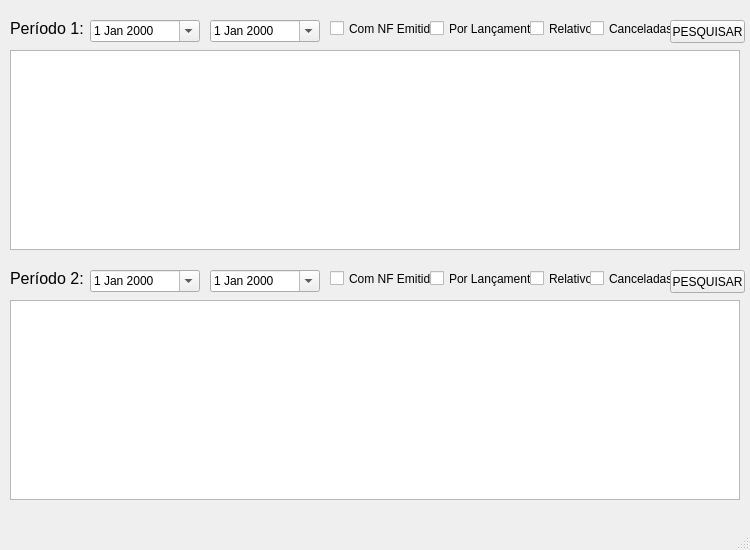
Before: the Qt Designer form reservas/interface.ui in kazluBR/hpsol-desktop-apps, drawn with Qt 5.
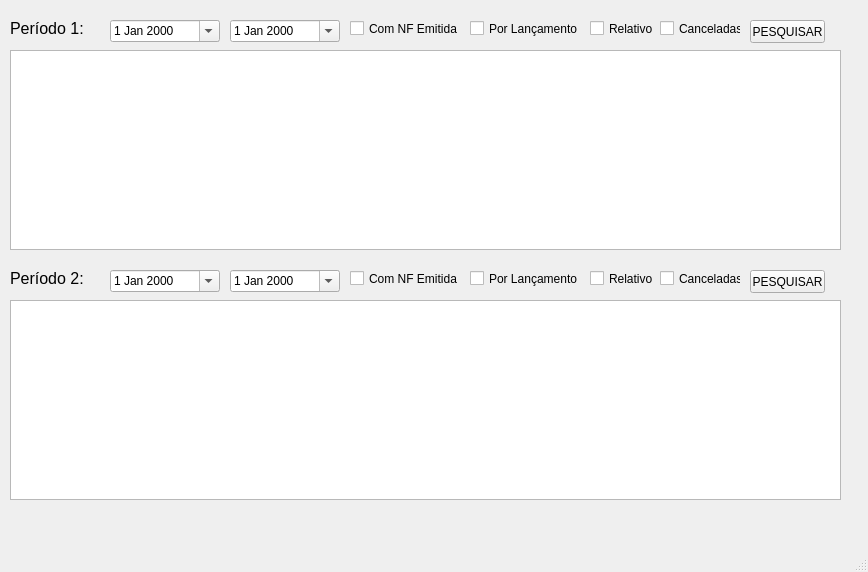
After: the same form once the commit is applied.

Commit message: Adjusting UI interfaces

```diff
--- a/reservas/interface.ui
+++ b/reservas/interface.ui
@@ -6,8 +6,8 @@
    <rect>
     <x>0</x>
     <y>0</y>
-    <width>750</width>
-    <height>550</height>
+    <width>868</width>
+    <height>572</height>
    </rect>
   </property>
   <property name="windowTitle">
@@ -17,7 +17,7 @@
    <widget class="QDateEdit" name="dateEditInicio_1">
     <property name="geometry">
      <rect>
-      <x>90</x>
+      <x>110</x>
       <y>20</y>
       <width>110</width>
       <height>22</height>
@@ -30,7 +30,7 @@
    <widget class="QDateEdit" name="dateEditFim_1">
     <property name="geometry">
      <rect>
-      <x>210</x>
+      <x>230</x>
       <y>20</y>
       <width>110</width>
       <height>22</height>
@@ -45,7 +45,7 @@
      <rect>
       <x>10</x>
       <y>20</y>
-      <width>81</width>
+      <width>101</width>
       <height>16</height>
      </rect>
     </property>
@@ -61,7 +61,7 @@
    <widget class="QPushButton" name="pushButtonPesquisar_1">
     <property name="geometry">
      <rect>
-      <x>670</x>
+      <x>750</x>
       <y>20</y>
       <width>75</width>
       <height>23</height>
@@ -76,7 +76,7 @@
      <rect>
       <x>10</x>
       <y>50</y>
-      <width>730</width>
+      <width>831</width>
       <height>200</height>
      </rect>
     </property>
@@ -84,9 +84,9 @@
    <widget class="QCheckBox" name="checkBoxLancamento_1">
     <property name="geometry">
      <rect>
-      <x>430</x>
+      <x>470</x>
       <y>20</y>
-      <width>101</width>
+      <width>121</width>
       <height>17</height>
      </rect>
     </property>
@@ -97,7 +97,7 @@
    <widget class="QDateEdit" name="dateEditFim_2">
     <property name="geometry">
      <rect>
-      <x>210</x>
+      <x>230</x>
       <y>270</y>
       <width>110</width>
       <height>22</height>
@@ -110,7 +110,7 @@
    <widget class="QDateEdit" name="dateEditInicio_2">
     <property name="geometry">
      <rect>
-      <x>90</x>
+      <x>110</x>
       <y>270</y>
       <width>110</width>
       <height>22</height>
@@ -125,7 +125,7 @@
      <rect>
       <x>10</x>
       <y>270</y>
-      <width>81</width>
+      <width>91</width>
       <height>16</height>
      </rect>
     </property>
@@ -143,7 +143,7 @@
      <rect>
       <x>10</x>
       <y>300</y>
-      <width>730</width>
+      <width>831</width>
       <height>200</height>
      </rect>
     </property>
@@ -151,9 +151,9 @@
    <widget class="QCheckBox" name="checkBoxLancamento_2">
     <property name="geometry">
      <rect>
-      <x>430</x>
+      <x>470</x>
       <y>270</y>
-      <width>101</width>
+      <width>121</width>
       <height>17</height>
      </rect>
     </property>
@@ -164,7 +164,7 @@
    <widget class="QPushButton" name="pushButtonPesquisar_2">
     <property name="geometry">
      <rect>
-      <x>670</x>
+      <x>750</x>
       <y>270</y>
       <width>75</width>
       <height>23</height>
@@ -177,9 +177,9 @@
    <widget class="QCheckBox" name="checkBoxComNota_1">
     <property name="geometry">
      <rect>
-      <x>330</x>
+      <x>350</x>
       <y>20</y>
-      <width>101</width>
+      <width>121</width>
       <height>17</height>
      </rect>
     </property>
@@ -190,9 +190,9 @@
    <widget class="QCheckBox" name="checkBoxComNota_2">
     <property name="geometry">
      <rect>
-      <x>330</x>
+      <x>350</x>
       <y>270</y>
-      <width>101</width>
+      <width>121</width>
       <height>17</height>
      </rect>
     </property>
@@ -203,9 +203,9 @@
    <widget class="QCheckBox" name="checkBoxRelativo_1">
     <property name="geometry">
      <rect>
-      <x>530</x>
+      <x>590</x>
       <y>20</y>
-      <width>61</width>
+      <width>71</width>
       <height>17</height>
      </rect>
     </property>
@@ -216,9 +216,9 @@
    <widget class="QCheckBox" name="checkBoxRelativo_2">
     <property name="geometry">
      <rect>
-      <x>530</x>
+      <x>590</x>
       <y>270</y>
-      <width>61</width>
+      <width>71</width>
       <height>17</height>
      </rect>
     </property>
@@ -229,7 +229,7 @@
    <widget class="QCheckBox" name="checkBoxCanceladas_1">
     <property name="geometry">
      <rect>
-      <x>590</x>
+      <x>660</x>
       <y>20</y>
       <width>81</width>
       <height>17</height>
@@ -242,7 +242,7 @@
    <widget class="QCheckBox" name="checkBoxCanceladas_2">
     <property name="geometry">
      <rect>
-      <x>590</x>
+      <x>660</x>
       <y>270</y>
       <width>81</width>
       <height>17</height>
```
Left out of the diff: 4 changed lines with no effect on the pictures. The commit also changes 15 other files.
